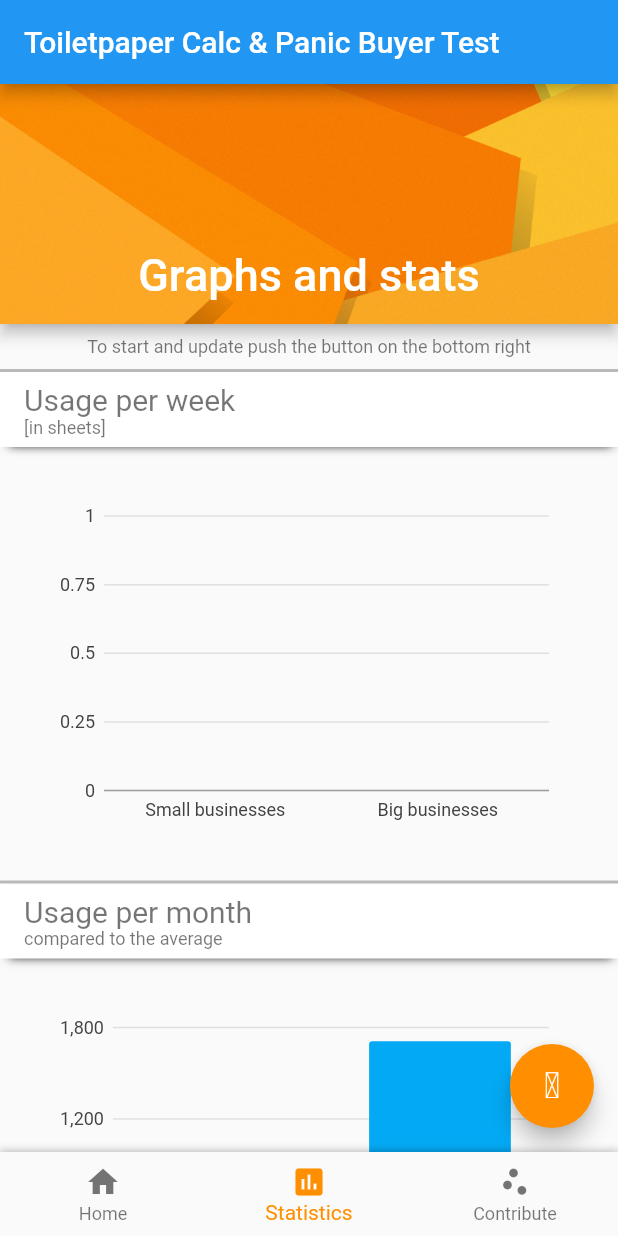
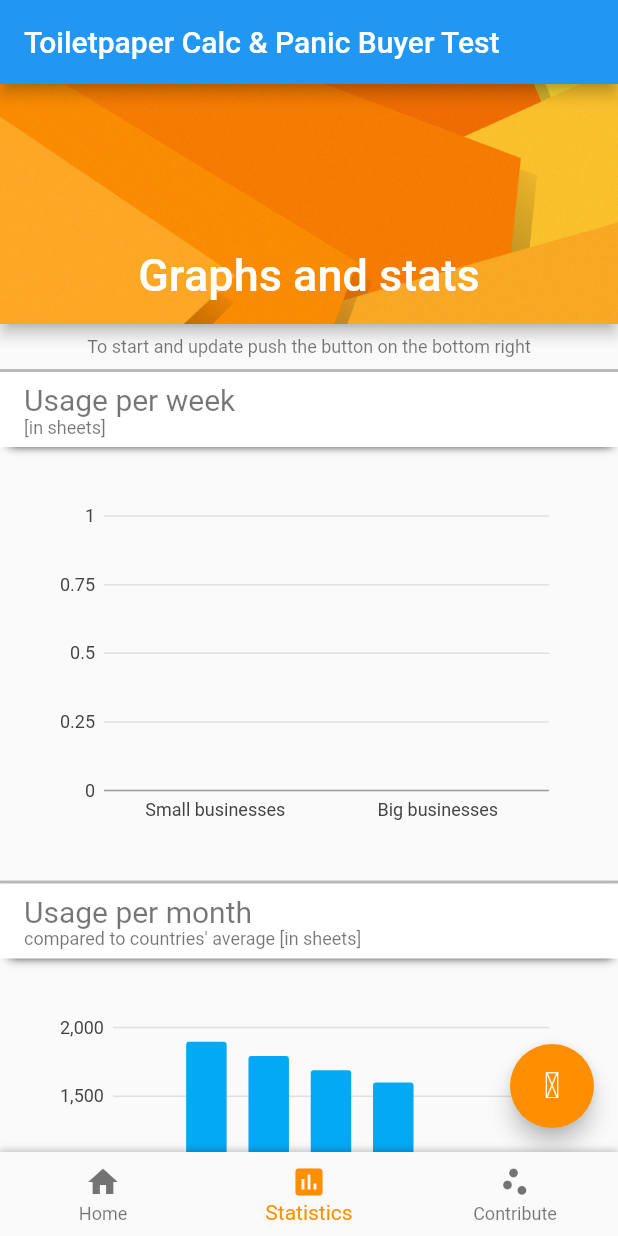
Before and after one commit to olivblum/klovid-app, a Flutter app: the screen it shows after launch, item 2 of the bottom bar chosen, on a phone screen of 412 x 824 dp. Run offline on Flutter 3.47's test engine with Material 2 defaults, Android fonts, the light colour scheme and no system bars; our stand-ins replace charts_flutter, share.

Commit message:
added "additional field" added more countries in statistics

```diff
--- a/lib/global.dart
+++ b/lib/global.dart
@@ -10,6 +10,7 @@ int wipecounter = 0;
 int avgshitcounter = 0;
 int pisscounter = 0;
 int avgpisscounter = 0;
+int additionalcounter = 0;
 int peoplecounter = 1;
 int rollcounter = 0;
 double verbrauch = 0; //Klopapier "blätter" pro Tag
--- a/lib/l10n/intl_da.arb
+++ b/lib/l10n/intl_da.arb
@@ -72,5 +72,12 @@
   "inZeitenVonHamsterkufenUndLeerenKlopapierregalenHilftDieseApp": "I tider med panik køb og tomme Toiletpapir hylder denne app hjælper vurdere situationen korrekt personlige toiletpapir. Den oprindelige idé var at vise, at nogle hamstring er noget overdrevet. \n \nAlle data, som du skriver i den app, selvfølgelig ikke gemt. Hvis du ønsker at bidrage med dine data, undersøgelsen udfylde. Fra denne jeg derefter opdatere den app. Der er også blive anmodet om yderligere oplysninger, som vil jeg optage stadig i app. \n \nkan du fortælle mig, hvis du mangler en parameter, eller du har yderligere ideer. \n",
   "ffneUmfrage": "åbent undersøgelsen",
   "durchschnitt": "    gennemsnit",
-  "ergebnisTeilen": "Del resultat"
+  "ergebnisTeilen": "Del resultat",
+  "usa": "USA",
+  "uk": "UK",
+  "denmark": "Denmark",
+  "spain": "Spain",
+  "brazil": "Brazil",
+  "zustzlicherVerbrauch": "Yderligere forbrug",
+  "monatlichZbWegenPeriode": "månedligt, f.eks. på grund af periode"
 }
--- a/lib/l10n/intl_de.arb
+++ b/lib/l10n/intl_de.arb
@@ -50,8 +50,8 @@
   "inBlttern": "[in Blättern]",
   "groeGeschfte": "große Geschäfte",
   "verbrauchProMonat": "Verbrauch pro Monat",
-  "imVergleichZumDurchschnitt": "im Vergleich zum Durchschnitt",
-  "durchschnittInDeutschland": "Durchschnitt in Deutschland",
+  "imVergleichZumDurchschnitt": "im Vergleich zum Durchschnitt verschiedener Länder [in Blättern]",
+  "durchschnittInDeutschland": "Deutschland",
   "du": "Du",
   "soLangeHltDeinVorrat": "So lange hält dein Vorrat",
   "deinVorratInTagen": "Dein Vorrat in Tagen",
@@ -72,5 +72,12 @@
   "inZeitenVonHamsterkufenUndLeerenKlopapierregalenHilftDieseApp": "In Zeiten von Hamsterkäufen und leeren Klopapierregalen hilft diese App die persönliche Klopapierlage richtig einzuschätzen. Die ursprüngliche Idee war zu demonstrieren, dass manche Hamsterkäufe etwas übertrieben sind.\n\nAlle Daten, die du in die App eintippst, werden natürlich nicht gespeichert. Wenn du deine Daten beitragen willst,dann füll die Umfrage aus. Daraus update ich daraufhin die App. Dort werden auch zusätzliche Infos abgefragt, die ich noch in die App aufnehmen will.\n\nAußerdem kannst du mir mitteilen, wenn dir ein Parameter fehlt, oder du zusätzliche Ideen hast. \n",
   "ffneUmfrage": "Öffne Umfrage",
   "durchschnitt": "    Durchschnitt",
-  "ergebnisTeilen": "Ergebnis teilen"
+  "ergebnisTeilen": "Ergebnis teilen",
+  "usa": "USA",
+  "uk": "UK",
+  "denmark": "DK",
+  "spain": "Spanien",
+  "brazil": "Brasilien",
+  "zustzlicherVerbrauch": "Zusätzlicher Verbrauch",
+  "monatlichZbWegenPeriode": "monatlich, z.B. wegen Periode"
 }
--- a/lib/l10n/intl_en.arb
+++ b/lib/l10n/intl_en.arb
@@ -50,8 +50,8 @@
   "inBlttern": "[in sheets]",
   "groeGeschfte": "Big businesses",
   "verbrauchProMonat": "Usage per month",
-  "imVergleichZumDurchschnitt": "compared to the average",
-  "durchschnittInDeutschland": "Average in Germany",
+  "imVergleichZumDurchschnitt": "compared to countries' average [in sheets]",
+  "durchschnittInDeutschland": "Germany",
   "du": "You",
   "soLangeHltDeinVorrat": "Days your stock lasts",
   "deinVorratInTagen": "Your stock in days",
@@ -72,5 +72,12 @@
   "inZeitenVonHamsterkufenUndLeerenKlopapierregalenHilftDieseApp": "In these dire times of panic buying and empty toiletpaper shelves this app helps assess the personal toilet paper situation correctly. The original idea was to demonstrate that some hoarding is possibly exaggerated. \n\nAll data that you enter in the app, of course is not saved. If you want to contribute to the data, please fill out the survey. Then I update the app. There is also additional information asked, which could possibly provide new statistics \n \nAdditionally you can tell me if you miss a parameter, or if you have additional ideas. \n",
   "ffneUmfrage": "Survey/Feedback",
   "durchschnitt": "   Average",
-  "ergebnisTeilen": "Share results"
+  "ergebnisTeilen": "Share results",
+  "usa": "USA",
+  "uk": "UK",
+  "denmark": "Denmark",
+  "spain": "Spain",
+  "brazil": "Brazil",
+  "zustzlicherVerbrauch": "Additional Usage",
+  "monatlichZbWegenPeriode": "monthly, e.g. because of period"
 }
--- a/lib/second_page.dart
+++ b/lib/second_page.dart
@@ -213,7 +213,12 @@ class SecondPageState extends State<SecondPage> {
                     (BuildContext context, int index) {
                   var data = [
                     ClicksPerYear(S.of(context).du, verbrauch_piss_30+verbrauch_shit_30, Colors.amber[800]),
-                    ClicksPerYear(S.of(context).durchschnittInDeutschland, 30*57, Colors.lightBlue),
+                    ClicksPerYear(S.of(context).usa, 1896, Colors.lightBlue),
+                    ClicksPerYear(S.of(context).durchschnittInDeutschland, 1792, Colors.lightBlue),
+                    ClicksPerYear(S.of(context).uk, 1688, Colors.lightBlue),
+                    ClicksPerYear(S.of(context).denmark, 1600, Colors.lightBlue),
+                    ClicksPerYear(S.of(context).spain, 1083, Colors.lightBlue),
+                    ClicksPerYear(S.of(context).brazil, 500, Colors.lightBlue),
                   ];
 
                   var series = [
--- a/pubspec.yaml
+++ b/pubspec.yaml
@@ -11,7 +11,7 @@ description: Wie lange reicht dein Klopapier noch?
 # In iOS, build-name is used as CFBundleShortVersionString while build-number used as CFBundleVersion.
 # Read more about iOS versioning at
 # https://developer.apple.com/library/archive/documentation/General/Reference/InfoPlistKeyReference/Articles/CoreFoundationKeys.html
-version: 1.0.4+7
+version: 1.0.4+8
 environment:
   sdk: ">=2.2.0 <3.0.0"
 
```
Also changed, not shown: lib/first_page.dart (+61 -4 lines), lib/generated/intl/messages_da.dart, lib/generated/intl/messages_de.dart, lib/generated/intl/messages_en.dart, lib/generated/l10n.dart, 1 other file.
